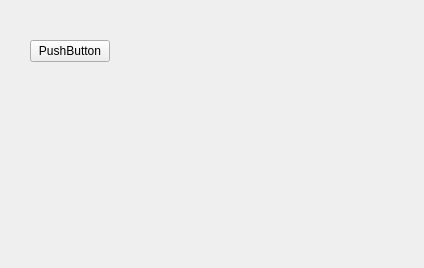
Before: the Qt Designer form try/untitled.ui in Vaisakhkm2625/keyboardcontrol, drawn with Qt 5.
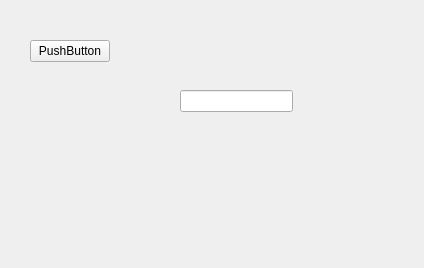
After: the same form once the commit is applied.

Patch:
```diff
--- a/try/untitled.ui
+++ b/try/untitled.ui
@@ -26,6 +26,16 @@
     <string>PushButton</string>
    </property>
   </widget>
+  <widget class="QLineEdit" name="lineEdit">
+   <property name="geometry">
+    <rect>
+     <x>180</x>
+     <y>90</y>
+     <width>113</width>
+     <height>22</height>
+    </rect>
+   </property>
+  </widget>
  </widget>
  <resources/>
  <connections/>
```
Left out of the diff: 19 changed lines with no effect on the pictures.
